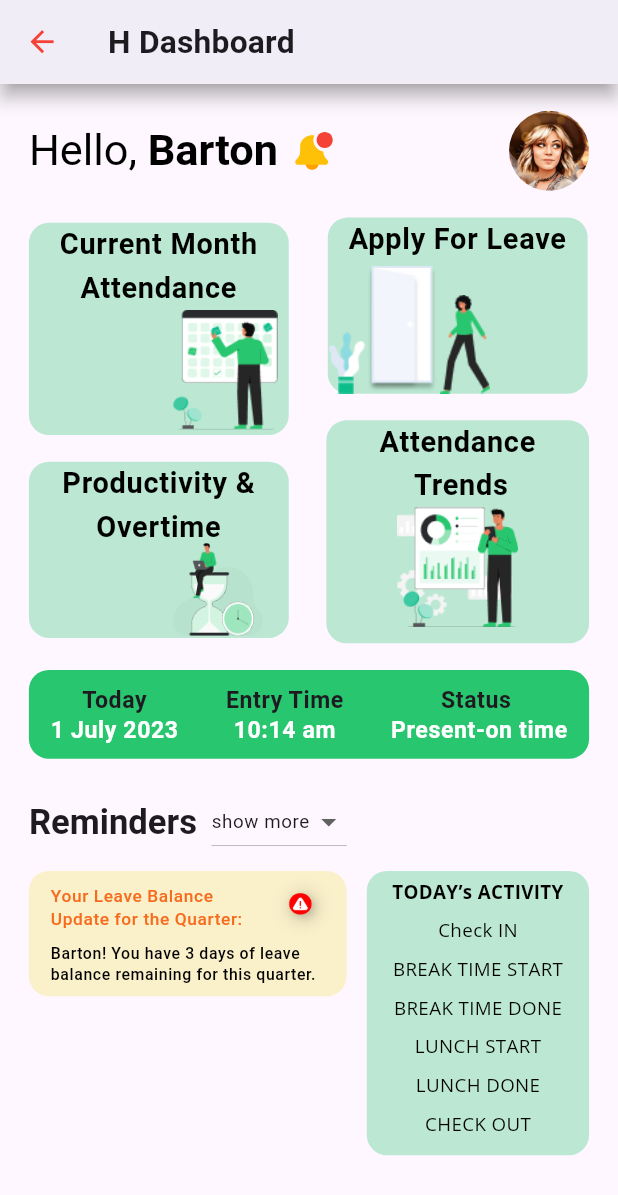
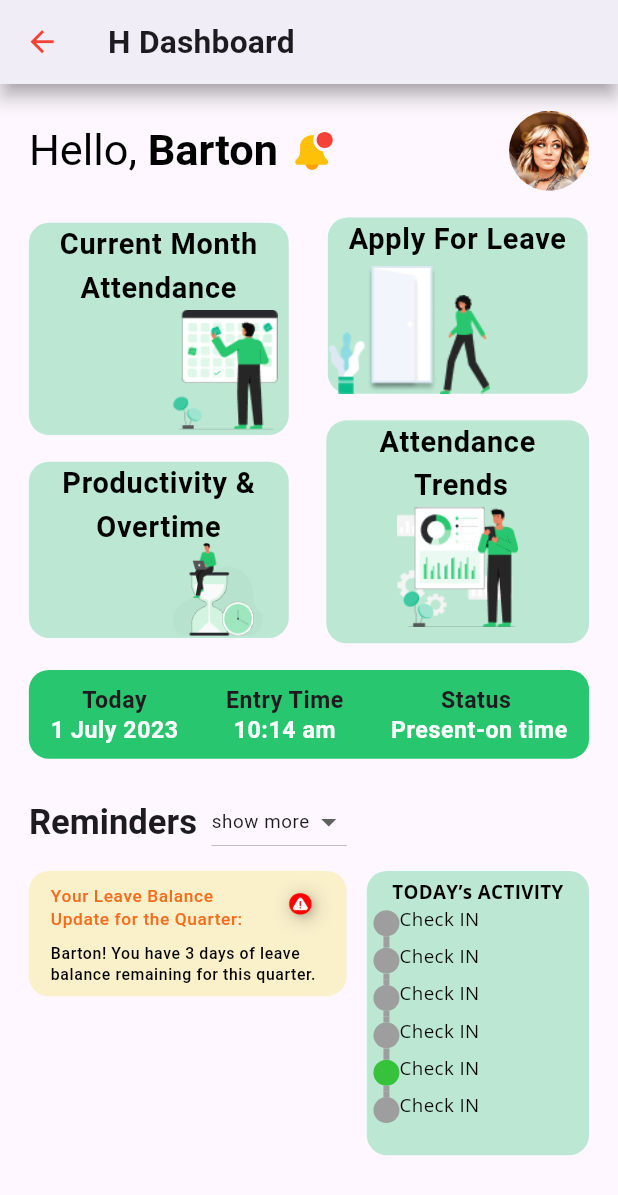
Before and after one commit to NasShihab/attendance, a Flutter app: the HomePage screen opened by its route, on a phone screen of 412 x 824 dp. Shown: the top 1195 px of the screen. Run offline on Flutter 3.47's test engine with Material 2 defaults, Android fonts, the phone set to English and light mode, and no system bars; drawn by our look-alikes of timeline_tile; our stand-ins replace flutter_screenutil, go_router, google_fonts, lottie; project files that could hold a hidden picture were left out.

Commit message:
timeline_tile

```diff
--- a/lib/core/my_routes/my_routes.dart
+++ b/lib/core/my_routes/my_routes.dart
@@ -10,8 +10,8 @@ import 'package:flutter/material.dart';
 import '../../screen/on_boarding/splash_screen/splash_screen.dart';
 
 var myRoutes = <String, WidgetBuilder>{
-  // '/': (context) => const HomePage(),
-  '/': (context) => const SplashScreen(),
+  '/': (context) => const HomePage(),
+  // '/': (context) => const SplashScreen(),
   '${GoRoutSingleton().welcomePage}': (context) => const WelcomePage(),
   '${GoRoutSingleton().loginPage}': (context) => const LoginPage(),
   '${GoRoutSingleton().loginWaiting}': (context) => const LoginWaitingPage(),
--- a/lib/screen/dashboard/home/time_and_status_bar.dart
+++ b/lib/screen/dashboard/home/widget/time_and_status_bar/time_and_status_bar.dart
@@ -1,8 +1,8 @@
 import 'package:flutter/material.dart';
 import 'package:flutter_screenutil/flutter_screenutil.dart';
 
-import '../../../core/color/custom_colors.dart';
-import '../../../core/theme_data/text_theme.dart';
+import '../../../../../core/color/custom_colors.dart';
+import '../../../../../core/theme_data/text_theme.dart';
 
 class TimeAndStatusBar extends StatelessWidget {
   const TimeAndStatusBar({super.key});
--- /dev/null
+++ b/lib/screen/dashboard/home/widget/timeline_tile/timeline_tile.dart
@@ -0,0 +1,129 @@
+import 'package:flutter/material.dart';
+import 'package:flutter_screenutil/flutter_screenutil.dart';
+import 'package:google_fonts/google_fonts.dart';
+import 'package:timeline_tile/timeline_tile.dart';
+
+import '../../../../../core/color/custom_colors.dart';
+import '../../../home_page.dart';
+
+class MyTimeLineTile extends StatelessWidget {
+  const MyTimeLineTile({super.key});
+
+  @override
+  Widget build(BuildContext context) {
+    return Container(
+      height: 213.h,
+      width: 154.w,
+      padding: EdgeInsets.all(5.r),
+      decoration: BoxDecoration(
+          color: const Color(
+            0xffBCE8D3,
+          ),
+          borderRadius: BorderRadius.circular(15.r)),
+      child: Column(
+        mainAxisAlignment: MainAxisAlignment.start,
+        children: [
+          Text(
+            'TODAY’s ACTIVITY',
+            style: GoogleFonts.openSans(
+              fontSize: 13.sp,
+              fontWeight: FontWeight.bold,
+              color: primeColorDark(context),
+            ),
+            textAlign: TextAlign.center,
+          ),
+          SizedBox(
+            height: 28.h,
+            child: TimelineTile(
+              indicatorStyle:
+              IndicatorStyle(height: 13.h, width: 18.w),
+              lineXY: 10,
+              alignment: TimelineAlign.start,
+              isFirst: true,
+              endChild: Text(
+                'Check IN',
+                style: openSans(context),
+              ),
+            ),
+          ),
+          SizedBox(
+            height: 28.h,
+            child: TimelineTile(
+              indicatorStyle: IndicatorStyle(
+                height: 13.h,
+                width: 18.w,
+              ),
+              lineXY: 10,
+              alignment: TimelineAlign.start,
+              endChild: Text(
+                'Check IN',
+                style: openSans(context),
+              ),
+            ),
+          ),
+          SizedBox(
+            height: 28.h,
+            child: TimelineTile(
+              indicatorStyle: IndicatorStyle(
+                height: 13.h,
+                width: 18.w,
+              ),
+              lineXY: 10,
+              alignment: TimelineAlign.start,
+              endChild: Text(
+                'Check IN',
+                style: openSans(context),
+              ),
+            ),
+          ),
+          SizedBox(
+            height: 28.h,
+            child: TimelineTile(
+              indicatorStyle: IndicatorStyle(
+                height: 13.h,
+                width: 18.w,
+              ),
+              lineXY: 10,
+              alignment: TimelineAlign.start,
+              endChild: Text(
+                'Check IN',
+                style: openSans(context),
+              ),
+            ),
+          ),
+          SizedBox(
+            height: 28.h,
+            child: TimelineTile(
+              indicatorStyle: IndicatorStyle(
+                  height: 13.h,
+                  width: 18.w,
+                  color: const Color(0xff37C23C)),
+              lineXY: 10,
+              alignment: TimelineAlign.start,
+              endChild: Text(
+                'Check IN',
+                style: openSans(context),
+              ),
+            ),
+          ),
+          SizedBox(
+            height: 28.h,
+            child: TimelineTile(
+              indicatorStyle: IndicatorStyle(
+                height: 13.h,
+                width: 18.w,
+              ),
+              lineXY: 10,
+              alignment: TimelineAlign.start,
+              isLast: true,
+              endChild: Text(
+                'Check IN',
+                style: openSans(context),
+              ),
+            ),
+          ),
+        ],
+      ),
+    );
+  }
+}
--- a/lib/screen/dashboard/home_page.dart
+++ b/lib/screen/dashboard/home_page.dart
@@ -6,11 +6,13 @@ import 'package:attendance/screen/dashboard/home/card_widget/apply_for_leave.dar
 import 'package:attendance/screen/dashboard/home/card_widget/attendance_trends.dart';
 import 'package:attendance/screen/dashboard/home/card_widget/current_month_attendance.dart';
 import 'package:attendance/screen/dashboard/home/card_widget/productivity_and_overtime.dart';
-import 'package:attendance/screen/dashboard/home/time_and_status_bar.dart';
+import 'package:attendance/screen/dashboard/home/widget/time_and_status_bar/time_and_status_bar.dart';
+import 'package:attendance/screen/dashboard/home/widget/timeline_tile/timeline_tile.dart';
 import 'package:flutter/material.dart';
 import 'package:flutter_screenutil/flutter_screenutil.dart';
 import 'package:google_fonts/google_fonts.dart';
 import 'package:lottie/lottie.dart';
+import 'package:timeline_tile/timeline_tile.dart';
 
 class HomePage extends StatelessWidget {
   const HomePage({super.key});
@@ -166,60 +168,7 @@ class HomePage extends StatelessWidget {
                     ),
                   ),
                   const Spacer(),
-                  Container(
-                    height: 213.h,
-                    width: 154.w,
-                    padding: EdgeInsets.all(5.r),
-                    decoration: BoxDecoration(
-                        color: const Color(
-                          0xffBCE8D3,
-                        ),
-                        borderRadius: BorderRadius.circular(15.r)),
-                    child: Column(
-                      children: [
-                        Text(
-                          'TODAY’s ACTIVITY',
-                          style: GoogleFonts.openSans(
-                            fontSize: 13.sp,
-                            fontWeight: FontWeight.bold,
-                            color: primeColorDark(context),
-                          ),
-                          textAlign: TextAlign.center,
-                        ),
-                        const Spacer(),
-                        Text(
-                          'Check IN',
-                          style: openSans(context),
-                        ),
-                        const Spacer(),
-                        Text(
-                          'BREAK TIME START',
-                          style: openSans(context),
-                        ),
-                        const Spacer(),
-                        Text(
-                          'BREAK TIME DONE',
-                          style: openSans(context),
-                        ),
-                        const Spacer(),
-                        Text(
-                          'LUNCH START',
-                          style: openSans(context),
-                        ),
-                        const Spacer(),
-                        Text(
-                          'LUNCH DONE',
-                          style: openSans(context),
-                        ),
-                        const Spacer(),
-                        Text(
-                          'CHECK OUT',
-                          style: openSans(context),
-                        ),
-                        const Spacer(),
-                      ],
-                    ),
-                  )
+                  const MyTimeLineTile(),
                 ],
               )
             ],
--- a/pubspec.yaml
+++ b/pubspec.yaml
@@ -17,6 +17,7 @@ dependencies:
   go_router: ^10.0.0
   google_fonts: ^5.1.0
   lottie: ^2.6.0
+  timeline_tile: ^2.0.0
 
 dev_dependencies:
   flutter_test:
```
Also changed, not shown: pubspec.lock.
